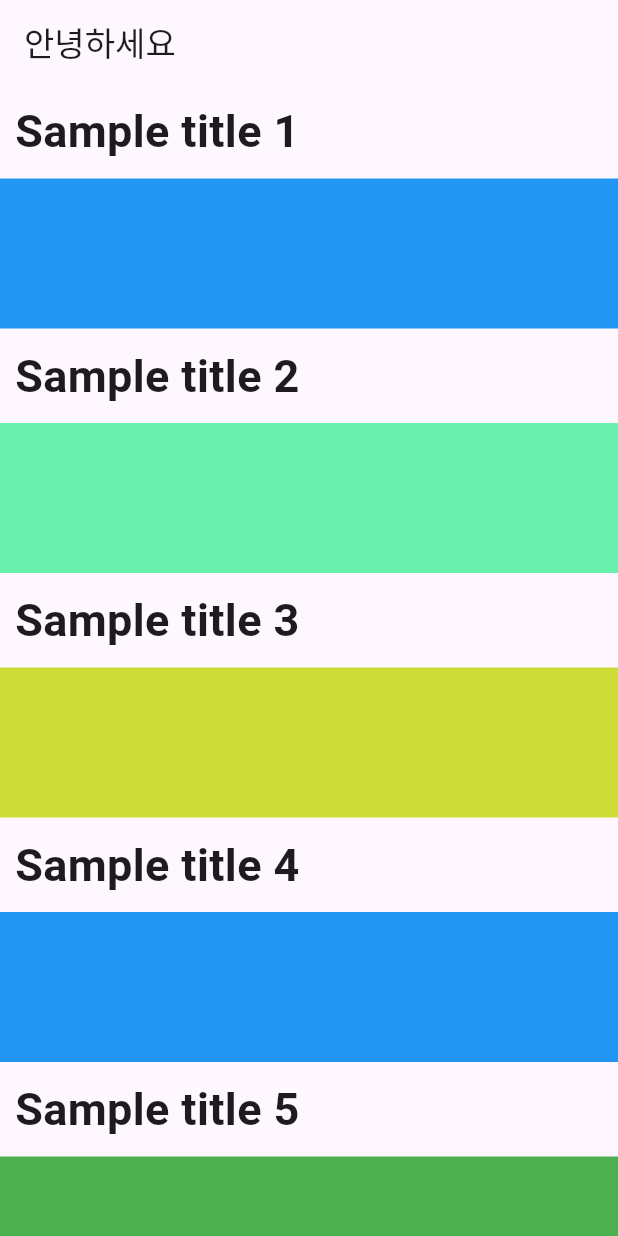
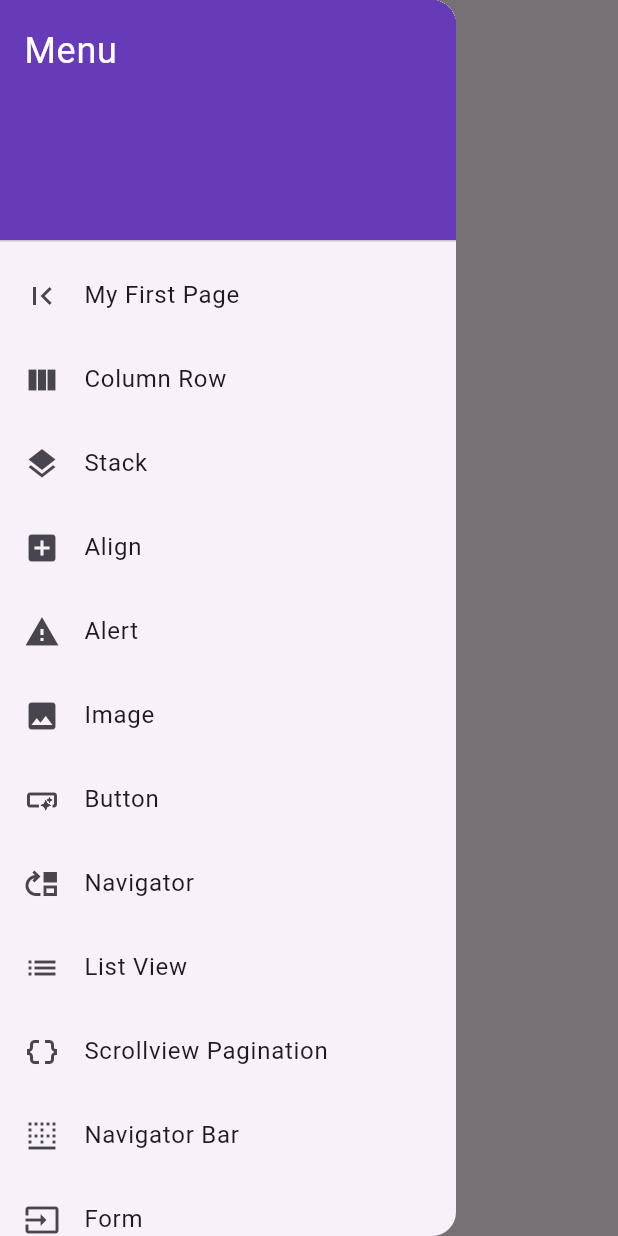
Before and after one commit to coconut0088/flutter_24729, a Flutter app: the screen it shows after launch, with the side drawer open (before the commit the screen has no drawer), on a phone screen of 412 x 824 dp. Run offline on Flutter 3.47's test engine with Material 3 defaults, Android fonts, the phone set to English and light mode, and no system bars.

Commit message:
전체 작업(7월 31일 오후 작업)

```diff
--- a/lib/Ristview.dart
+++ b/lib/Ristview.dart
@@ -1,13 +1,13 @@
 import 'package:flutter/material.dart';
 
-class MyHomePage extends StatefulWidget {
-  const MyHomePage({super.key});
+class ListView1 extends StatefulWidget {
+  const ListView1({super.key});
 
   @override
-  State<MyHomePage> createState() => _MyHomePageState();
+  State<ListView1> createState() => _ListView1State();
 }
 
-class _MyHomePageState extends State<MyHomePage> {
+class _ListView1State extends State<ListView1> {
   final postList = [
     {"title": "Sample title 1", "color": Colors.blue},
     {"title": "Sample title 2", "color": Colors.greenAccent},
--- a/lib/alert.dart
+++ b/lib/alert.dart
@@ -1,13 +1,13 @@
 import 'package:flutter/material.dart';
 
-class MyHomePage extends StatefulWidget {
-  const MyHomePage({super.key});
+class Alert extends StatefulWidget {
+  const Alert({super.key});
 
   @override
-  State<MyHomePage> createState() => _MyHomePageState();
+  State<Alert> createState() => _AlertState();
 }
 
-class _MyHomePageState extends State<MyHomePage> {
+class _AlertState extends State<Alert> {
   @override
   Widget build(BuildContext context) {
     return Scaffold(
--- a/lib/align.dart
+++ b/lib/align.dart
@@ -1,13 +1,13 @@
 import 'package:flutter/material.dart';
 
-class MyHomePage extends StatefulWidget {
-  const MyHomePage({super.key});
+class Align1 extends StatefulWidget {
+  const Align1({super.key});
 
   @override
-  State<MyHomePage> createState() => _MyHomePageState();
+  State<Align1> createState() => _Align1State();
 }
 
-class _MyHomePageState extends State<MyHomePage> {
+class _Align1State extends State<Align1> {
   @override
   Widget build(BuildContext context) {
     return Scaffold(
--- a/lib/bottom_navigator_bar.dart
+++ b/lib/bottom_navigator_bar.dart
@@ -1,13 +1,13 @@
 import 'package:flutter/material.dart';
 
-class MyHomePage extends StatefulWidget {
-  const MyHomePage({super.key});
+class NavigatorBar extends StatefulWidget {
+  const NavigatorBar({super.key});
 
   @override
-  State<MyHomePage> createState() => _MyHomePageState();
+  State<NavigatorBar> createState() => _NavigatorBarState();
 }
 
-class _MyHomePageState extends State<MyHomePage>
+class _NavigatorBarState extends State<NavigatorBar>
     with SingleTickerProviderStateMixin {
   late TabController _tabController;
   int _selectedIndex = 0;
--- a/lib/button.dart
+++ b/lib/button.dart
@@ -1,13 +1,13 @@
 import 'package:flutter/material.dart';
 
-class MyHomePage extends StatefulWidget {
-  const MyHomePage({super.key});
+class Button extends StatefulWidget {
+  const Button({super.key});
 
   @override
-  State<MyHomePage> createState() => _MyHomePageState();
+  State<Button> createState() => _ButtonState();
 }
 
-class _MyHomePageState extends State<MyHomePage> {
+class _ButtonState extends State<Button> {
   @override
   Widget build(BuildContext context) {
     return Scaffold(
--- a/lib/column_row.dart
+++ b/lib/column_row.dart
@@ -1,13 +1,13 @@
 import 'package:flutter/material.dart';
 
-class MyHomePage extends StatefulWidget {
-  const MyHomePage({super.key});
+class ColumnRowPage extends StatefulWidget {
+  const ColumnRowPage({super.key});
 
   @override
-  State<MyHomePage> createState() => _MyHomePageState();
+  State<ColumnRowPage> createState() => _ColumnRowPageState();
 }
 
-class _MyHomePageState extends State<MyHomePage> {
+class _ColumnRowPageState extends State<ColumnRowPage> {
   @override
   Widget build(BuildContext context) {
     return Scaffold(
--- a/lib/form_home_page.dart
+++ b/lib/form_home_page.dart
@@ -1,13 +1,13 @@
 import 'package:flutter/material.dart';
 
-class MyHomePage extends StatefulWidget {
-  const MyHomePage({super.key});
+class FormHomePage extends StatefulWidget {
+  const FormHomePage({super.key});
 
   @override
-  State<MyHomePage> createState() => _MyHomePageState();
+  State<FormHomePage> createState() => _FormHomePageState();
 }
 
-class _MyHomePageState extends State<MyHomePage> {
+class _FormHomePageState extends State<FormHomePage> {
   final _key = GlobalKey<FormState>();
   late String _username, _email;
 
--- a/lib/image.dart
+++ b/lib/image.dart
@@ -1,13 +1,13 @@
 import 'package:flutter/material.dart';
 
-class MyHomePage extends StatefulWidget {
-  const MyHomePage({super.key});
+class Image1 extends StatefulWidget {
+  const Image1({super.key});
 
   @override
-  State<MyHomePage> createState() => _MyHomePageState();
+  State<Image1> createState() => _Image1State();
 }
 
-class _MyHomePageState extends State<MyHomePage> {
+class _Image1State extends State<Image1> {
   @override
   Widget build(BuildContext context) {
     return Scaffold(
--- a/lib/main.dart
+++ b/lib/main.dart
@@ -1,24 +1,27 @@
 import 'package:flutter/material.dart';
-import 'provider/album_provider.dart';
-import 'package:provider/provider.dart';
+import 'package:flutter_app/model/album.dart';
+import 'package:flutter_app/provider/album_provider.dart';
+import 'package:flutter_app/scroleview_page.dart';
+import 'package:flutter_app/stack.dart';
+import 'package:flutter_app/view/album_provider_view.dart';
+
 import 'Ristview.dart';
-import '';
-
+import 'alert.dart';
+import 'align.dart';
+import 'bottom_navigator_bar.dart';
+import 'button.dart';
+import 'column_row.dart';
+import 'form_home_page.dart';
+import 'image.dart';
+import 'my_first_page.dart';
+import 'navigater.dart';
 void main() {
-  runApp(
-    MultiProvider(
-      providers: [
-        ChangeNotifierProvider(create: (_) => AlbumProvider()),
-      ],
-      child: MyApp(),
-    ),
-  );
+  runApp(const MyApp());
 }
 
 class MyApp extends StatelessWidget {
   const MyApp({super.key});
 
-  // This widget is the root of your application.
   @override
   Widget build(BuildContext context) {
     return MaterialApp(
@@ -27,7 +30,178 @@ class MyApp extends StatelessWidget {
         colorScheme: ColorScheme.fromSeed(seedColor: Colors.deepPurple),
         useMaterial3: true,
       ),
-      home: const MyHomePage(),
+      home: const ImagePage(),
     );
   }
 }
+
+class ImagePage extends StatelessWidget {
+  const ImagePage({super.key});
+
+  @override
+  Widget build(BuildContext context) {
+    return Scaffold(
+      appBar: AppBar(
+        title: const Text('Main'),
+      ),
+      drawer: Drawer(
+        child: ListView(
+          padding: EdgeInsets.zero,
+          children: <Widget>[
+            const DrawerHeader(
+              decoration: BoxDecoration(
+                color: Colors.deepPurple,
+              ),
+              child: Text(
+                'Menu',
+                style: TextStyle(
+                  color: Colors.white,
+                  fontSize: 24,
+                ),
+              ),
+            ),
+            ListTile(
+              leading: const Icon(Icons.first_page),
+              title: const Text('My First Page'),
+              onTap: () {
+                Navigator.push(
+                  context,
+                  MaterialPageRoute(builder: (context) => const MyFirstPage()),
+                );
+              },
+            ),
+            ListTile(
+              leading: const Icon(Icons.view_column),
+              title: const Text('Column Row'),
+              onTap: () {
+                Navigator.push(
+                  context,
+                  MaterialPageRoute(
+                      builder: (context) => const ColumnRowPage()),
+                );
+              },
+            ),
+            ListTile(
+              leading: const Icon(Icons.layers),
+              title: const Text('Stack'),
+              onTap: () {
+                Navigator.push(
+                  context,
+                  MaterialPageRoute(builder: (context) => const StackPage()),
+                );
+              },
+            ),
+            ListTile(
+              leading: const Icon(Icons.add_box),
+              title: const Text('Align'),
+              onTap: () {
+                Navigator.push(
+                  context,
+                  MaterialPageRoute(builder: (context) => const Align1()),
+                );
+              },
+            ),
+            ListTile(
+              leading: const Icon(Icons.warning),
+              title: const Text('Alert'),
+              onTap: () {
+                Navigator.push(
+                  context,
+                  MaterialPageRoute(builder: (context) => const Alert()),
+                );
+              },
+            ),
+            ListTile(
+              leading: const Icon(Icons.image),
+              title: const Text('Image'),
+              onTap: () {
+                Navigator.push(
+                  context,
+                  MaterialPageRoute(builder: (context) => const Image1()),
+                );
+              },
+            ),
+            ListTile(
+              leading: const Icon(Icons.smart_button),
+              title: const Text('Button'),
+              onTap: () {
+                Navigator.push(
+                  context,
+                  MaterialPageRoute(builder: (context) => const Button()),
+                );
+              },
+            ),
+            ListTile(
+              leading: const Icon(Icons.move_up),
+              title: const Text('Navigator'),
+              onTap: () {
+                Navigator.push(
+                  context,
+                  MaterialPageRoute(builder: (context) => const Navigator1()),
+                );
+              },
+            ),
+            ListTile(
+              leading: const Icon(Icons.list),
+              title: const Text('List View'),
+              onTap: () {
+                Navigator.push(
+                  context,
+                  MaterialPageRoute(builder: (context) => const ListView1()),
+                );
+              },
+            ),
+            ListTile(
+              leading: const Icon(Icons.data_object),
+              title: const Text('Scrollview Pagination'),
+              onTap: () {
+                Navigator.push(
+                  context,
+                  MaterialPageRoute(
+                      builder: (context) => const ScrollviewPagination()),
+                );
+              },
+            ),
+            ListTile(
+              leading: const Icon(Icons.border_bottom),
+              title: const Text('Navigator Bar'),
+              onTap: () {
+                Navigator.push(
+                  context,
+                  MaterialPageRoute(
+                      builder: (context) => const NavigatorBar()),
+                );
+              },
+            ),
+            ListTile(
+              leading: const Icon(Icons.input),
+              title: const Text('Form'),
+              onTap: () {
+                Navigator.push(
+                  context,
+                  MaterialPageRoute(builder: (context) => const FormHomePage()),
+                );
+              },
+            ),
+            ListTile(
+              leading: const Icon(Icons.album),
+              title: const Text('Albums'), // Label for the new item
+              onTap: () {
+                Navigator.push(
+                  context,
+                  MaterialPageRoute(builder: (context) => const AlbumProviderView()),
+                );
+              },
+            ),
+          ],
+        ),
+      ),
+      body: Center(
+        child: Text(
+          'Home Page',
+          style: Theme.of(context).textTheme.headlineMedium,
+        ),
+      ),
+    );
+  }
+}
--- a/lib/my_first_page.dart
+++ b/lib/my_first_page.dart
@@ -1,13 +1,13 @@
 import 'package:flutter/material.dart';
 
-class MyHomePage extends StatefulWidget {
-  const MyHomePage({super.key});
+class MyFirstPage extends StatefulWidget {
+  const MyFirstPage({super.key});
 
   @override
-  State<MyHomePage> createState() => _MyHomePageState();
+  State<MyFirstPage> createState() => _MyFirstPageState();
 }
 
-class _MyHomePageState extends State<MyHomePage> {
+class _MyFirstPageState extends State<MyFirstPage> {
   @override
   Widget build(BuildContext context) {
     return Scaffold(
--- a/lib/navigater.dart
+++ b/lib/navigater.dart
@@ -1,14 +1,14 @@
 import 'package:flutter/material.dart';
 import 'package:flutter_app/second_view.dart';
 
-class MyHomePage extends StatefulWidget {
-  const MyHomePage({super.key});
+class Navigator1 extends StatefulWidget {
+  const Navigator1({super.key});
 
   @override
-  State<MyHomePage> createState() => _MyHomePageState();
+  State<Navigator1> createState() => _Navigator1State();
 }
 
-class _MyHomePageState extends State<MyHomePage> {
+class _Navigator1State extends State<Navigator1> {
   @override
   Widget build(BuildContext context) {
     return Scaffold(
--- a/lib/scroleview_page.dart
+++ b/lib/scroleview_page.dart
@@ -3,14 +3,14 @@ import 'dart:convert';
 import 'package:flutter/material.dart';
 import 'package:http/http.dart' as http;
 
-class MyHomePage extends StatefulWidget {
-  const MyHomePage({super.key});
+class ScrollviewPagination extends StatefulWidget {
+  const ScrollviewPagination({super.key});
 
   @override
-  State<MyHomePage> createState() => _MyHomePageState();
+  State<ScrollviewPagination> createState() => _ScrollviewPaginationState();
 }
 
-class _MyHomePageState extends State<MyHomePage> {
+class _ScrollviewPaginationState extends State<ScrollviewPagination> {
   final _url = 'https://jsonplaceholder.typicode.com/albums';
   int _page = 1;
   final int _limit = 20;
--- a/lib/stack.dart
+++ b/lib/stack.dart
@@ -1,13 +1,13 @@
 import 'package:flutter/material.dart';
 
-class MyHomePage extends StatefulWidget {
-  const MyHomePage({super.key});
+class StackPage extends StatefulWidget {
+  const StackPage({super.key});
 
   @override
-  State<MyHomePage> createState() => _MyHomePageState();
+  State<StackPage> createState() => _StackPageState();
 }
 
-class _MyHomePageState extends State<MyHomePage> {
+class _StackPageState extends State<StackPage> {
   @override
   Widget build(BuildContext context) {
     return Scaffold(
--- a/lib/view/album_provider_view.dart
+++ b/lib/view/album_provider_view.dart
@@ -4,14 +4,14 @@ import 'package:provider/provider.dart';
 
 import '../model/album.dart';
 
-class MyHomePage extends StatefulWidget {
-  const MyHomePage({super.key});
+class AlbumProviderView extends StatefulWidget {
+  const AlbumProviderView({super.key});
 
   @override
-  State<MyHomePage> createState() => _MyHomePageState();
+  State<AlbumProviderView> createState() => _AlbumProviderViewState();
 }
 
-class _MyHomePageState extends State<MyHomePage> {
+class _AlbumProviderViewState extends State<AlbumProviderView> {
   late List<Album> albumList;
 
   @override
```
